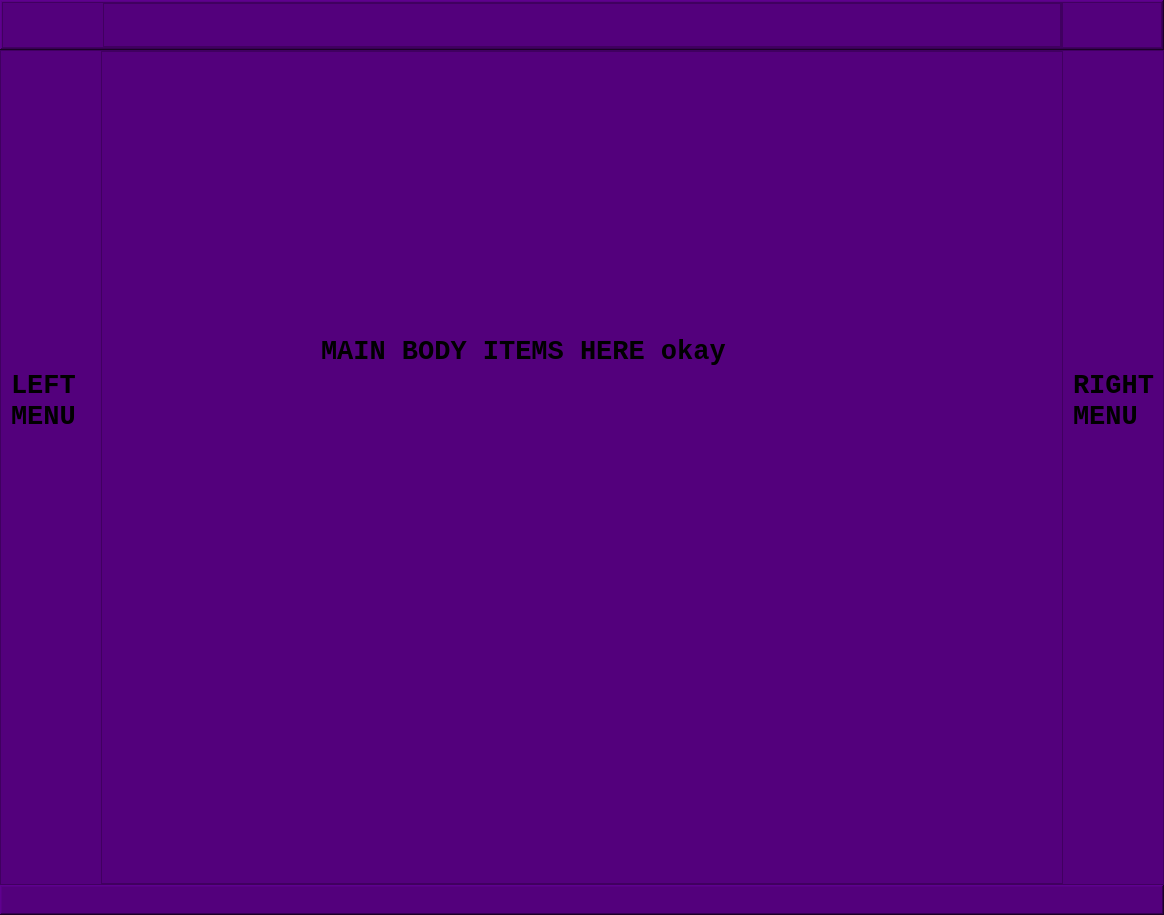
dlalstj0213/Study.Python, file my_pyside2/clone/main_window.ui: the form before one commit.
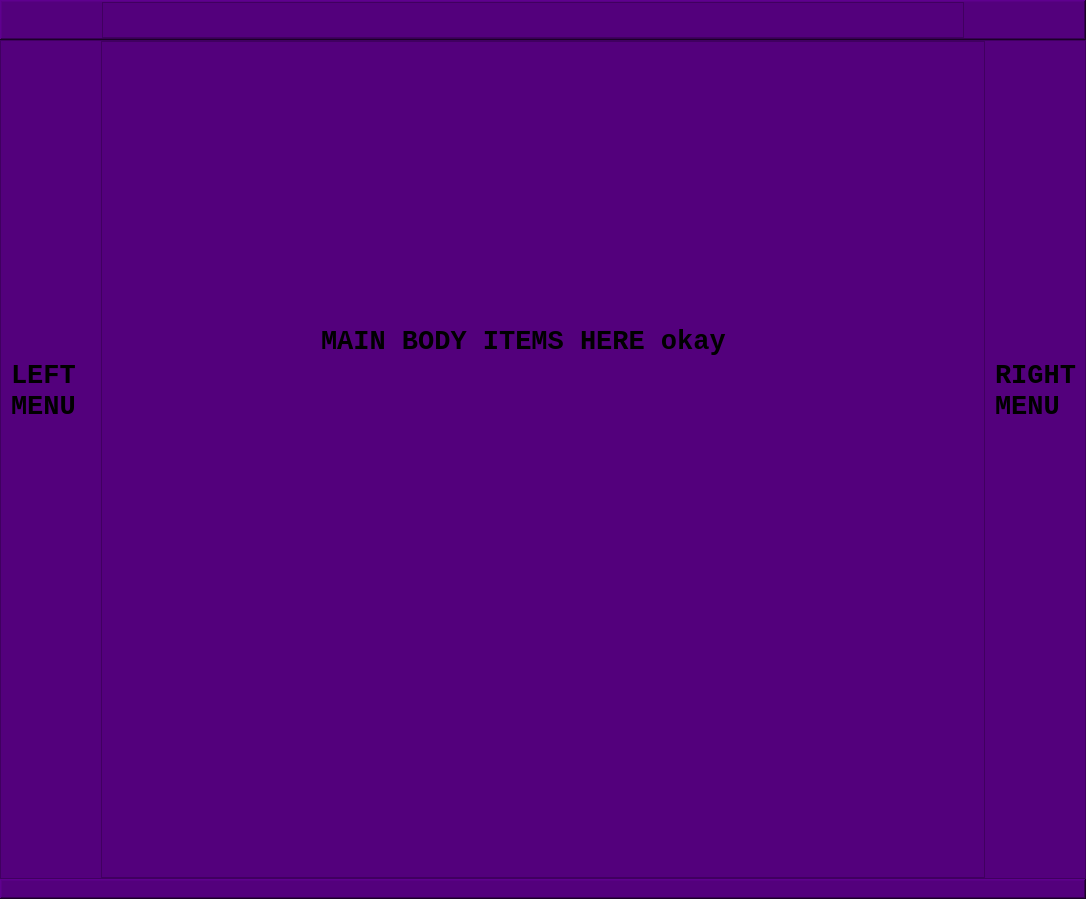
The form after the commit. Icons and pictures are not drawn.

Commit message: pyside2: add window move event

Patch:
```diff
--- a/my_pyside2/clone/main_window.ui
+++ b/my_pyside2/clone/main_window.ui
@@ -6,8 +6,8 @@
    <rect>
     <x>0</x>
     <y>0</y>
-    <width>1164</width>
-    <height>915</height>
+    <width>1086</width>
+    <height>899</height>
    </rect>
   </property>
   <property name="windowTitle">
@@ -35,7 +35,7 @@
       <property name="maximumSize">
        <size>
         <width>16777215</width>
-        <height>50</height>
+        <height>40</height>
        </size>
       </property>
       <property name="styleSheet">
@@ -69,7 +69,7 @@
           <string notr="true"/>
          </property>
          <property name="frameShape">
-          <enum>QFrame::StyledPanel</enum>
+          <enum>QFrame::NoFrame</enum>
          </property>
          <property name="frameShadow">
           <enum>QFrame::Raised</enum>
@@ -106,11 +106,16 @@
             </property>
             <property name="styleSheet">
              <string notr="true">QPushButton {
-	border-radius: 5px;
+	border:none;
+	/*border-radius: 5px;*/
 }
 
 QPushButton::hover{
 	background-color: rgb(120, 0, 180);
+}
+
+QPushButton::pressed{
+	background-color: rgb(65, 0, 98);
 }</string>
             </property>
             <property name="frameShape">
@@ -137,10 +142,16 @@
              </property>
              <item>
               <widget class="QPushButton" name="pushButton">
+               <property name="sizePolicy">
+                <sizepolicy hsizetype="Expanding" vsizetype="Expanding">
+                 <horstretch>0</horstretch>
+                 <verstretch>0</verstretch>
+                </sizepolicy>
+               </property>
                <property name="minimumSize">
                 <size>
                  <width>0</width>
-                 <height>40</height>
+                 <height>30</height>
                 </size>
                </property>
                <property name="text">
@@ -178,21 +189,26 @@
         <widget class="QFrame" name="top_right_btns">
          <property name="maximumSize">
           <size>
-           <width>100</width>
+           <width>120</width>
            <height>16777215</height>
           </size>
          </property>
          <property name="styleSheet">
           <string notr="true">QPushButton {
-	border-radius: 5px;
+	border:none;
+	/*border-radius: 5px;*/
 }
 
 QPushButton::hover{
 	background-color: rgb(120, 0, 180);
+}
+
+QPushButton::pressed{
+	background-color: rgb(65, 0, 98);
 }</string>
          </property>
          <property name="frameShape">
-          <enum>QFrame::StyledPanel</enum>
+          <enum>QFrame::NoFrame</enum>
          </property>
          <property name="frameShadow">
           <enum>QFrame::Raised</enum>
@@ -208,36 +224,48 @@
            <number>0</number>
           </property>
           <property name="rightMargin">
-           <number>0</number>
+           <number>2</number>
           </property>
           <property name="bottomMargin">
            <number>0</number>
           </property>
-          <item>
-           <widget class="QPushButton" name="minimize_btn">
-            <property name="cursor">
-             <cursorShape>PointingHandCursor</cursorShape>
-            </property>
-            <property name="styleSheet">
-             <string notr="true"/>
-            </property>
-            <property name="text">
-             <string/>
-            </property>
-            <property name="icon">
-             <iconset resource="python_app.qrc">
-              <normaloff>:/icons/icons/cil-window-restore.png</normaloff>:/icons/icons/cil-window-restore.png</iconset>
-            </property>
-            <property name="iconSize">
-             <size>
-              <width>24</width>
-              <height>24</height>
-             </size>
-            </property>
-           </widget>
-          </item>
           <item>
            <widget class="QPushButton" name="restore_btn">
+            <property name="sizePolicy">
+             <sizepolicy hsizetype="Expanding" vsizetype="Expanding">
+              <horstretch>0</horstretch>
+              <verstretch>0</verstretch>
+             </sizepolicy>
+            </property>
+            <property name="cursor">
+             <cursorShape>PointingHandCursor</cursorShape>
+            </property>
+            <property name="styleSheet">
+             <string notr="true"/>
+            </property>
+            <property name="text">
+             <string/>
+            </property>
+            <property name="icon">
+             <iconset resource="python_app.qrc">
+              <normaloff>:/icons/icons/cil-window-maximize.png</normaloff>:/icons/icons/cil-window-maximize.png</iconset>
+            </property>
+            <property name="iconSize">
+             <size>
+              <width>24</width>
+              <height>24</height>
+             </size>
+            </property>
+           </widget>
+          </item>
+          <item>
+           <widget class="QPushButton" name="minimize_btn">
+            <property name="sizePolicy">
+             <sizepolicy hsizetype="Expanding" vsizetype="Expanding">
+              <horstretch>0</horstretch>
+              <verstretch>0</verstretch>
+             </sizepolicy>
+            </property>
             <property name="cursor">
              <cursorShape>PointingHandCursor</cursorShape>
             </property>
@@ -261,6 +289,12 @@
           </item>
           <item>
            <widget class="QPushButton" name="close_btn">
+            <property name="sizePolicy">
+             <sizepolicy hsizetype="Expanding" vsizetype="Expanding">
+              <horstretch>0</horstretch>
+              <verstretch>0</verstretch>
+             </sizepolicy>
+            </property>
             <property name="cursor">
              <cursorShape>PointingHandCursor</cursorShape>
             </property>
@@ -443,7 +477,7 @@
       <property name="maximumSize">
        <size>
         <width>16777215</width>
-        <height>30</height>
+        <height>20</height>
        </size>
       </property>
       <property name="styleSheet">
```
The commit also changes 3 other files.
